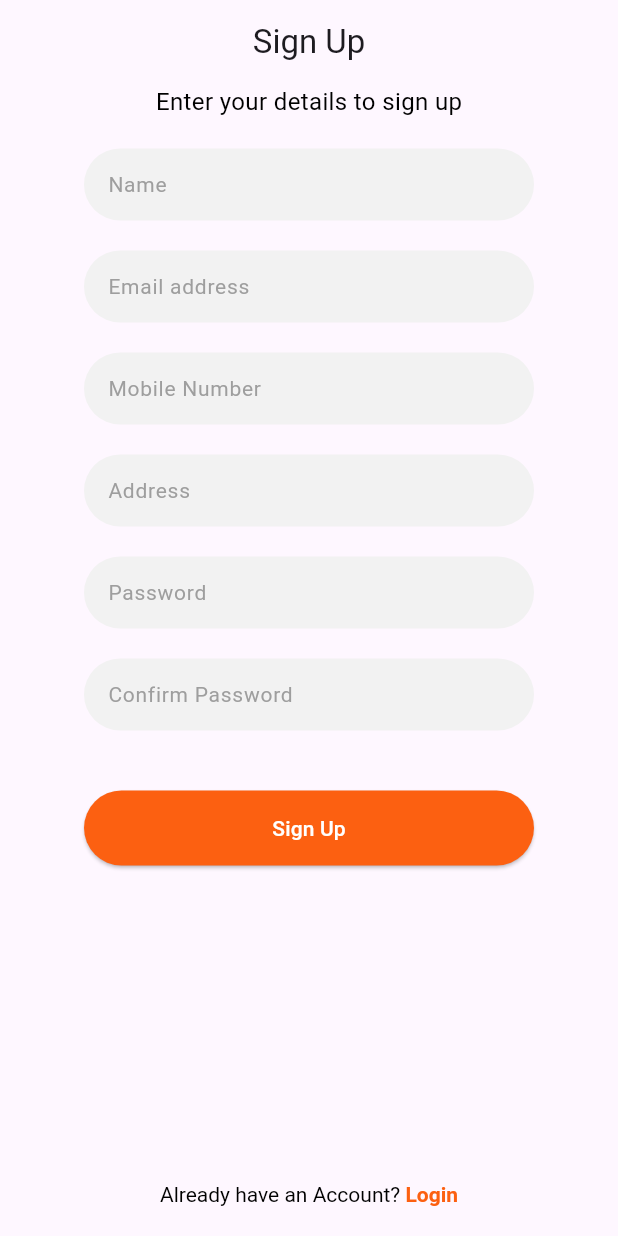
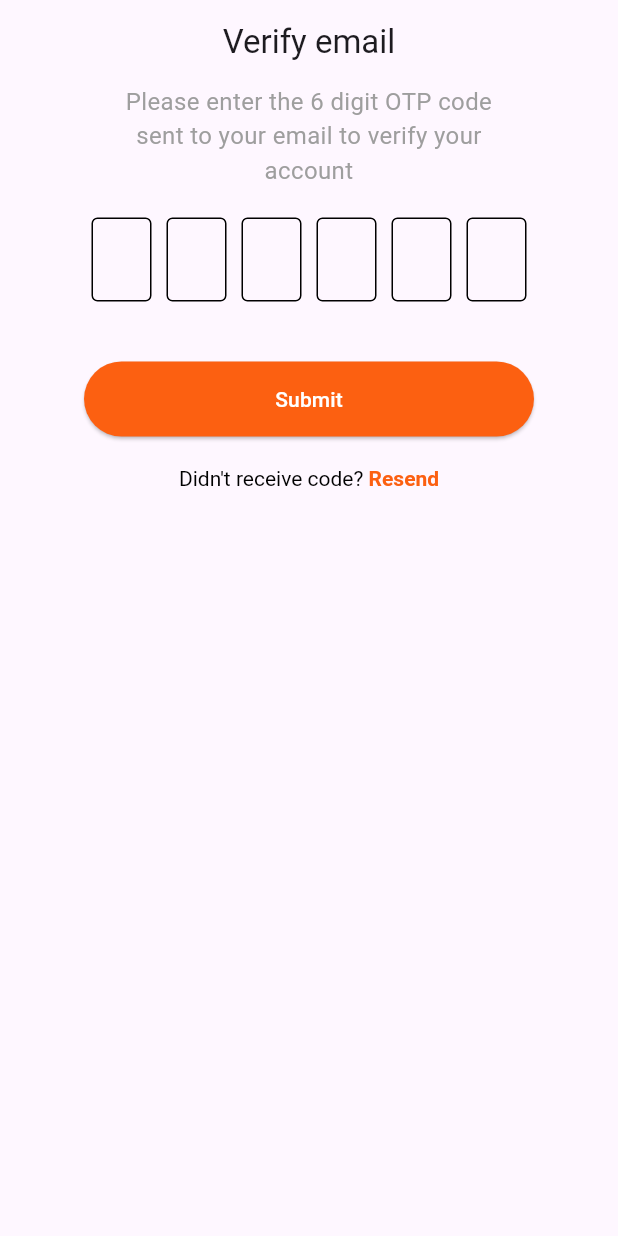
Before and after one commit to ShiblySohaib/EasyFood, a Flutter app: the SignupScreen screen opened directly, after a tap on "Sign Up", on a phone screen of 412 x 824 dp. Run offline on Flutter 3.47's test engine with Material 3 defaults, Android fonts, the phone set to English and light mode, and no system bars.

Commit message:
signup2 and forgotpass2

```diff
--- a/lib/forgotpass01.dart
+++ b/lib/forgotpass01.dart
@@ -1,10 +1,11 @@
 import 'package:easyfood_flutter/forgotpass03.dart';
 import 'package:flutter/material.dart';
 import 'package:easyfood_flutter/formField.dart';
-import 'customButton.dart';
+import 'package:easyfood_flutter/customButton.dart';
 import 'package:flutter/gestures.dart';
 import 'package:easyfood_flutter/login_screen.dart';
 import 'package:easyfood_flutter/animations.dart';
+import 'package:easyfood_flutter/forgotpass02.dart';
 
 class ForgotPass01 extends StatelessWidget {
   var addgap = SizedBox(height: 20);
@@ -22,18 +23,18 @@ class ForgotPass01 extends StatelessWidget {
           Container(
             width: 250,
             child: Text(
-              'Please enter your email to recieve a password reset link.',
+              'Please enter your email to recieve a verification code',
               softWrap: true,
               textAlign: TextAlign.center,
               style: TextStyle(
                 fontSize: 16,
-                color: Colors.black,
+                color: Colors.grey,
               ),
             ),
           ),
           addgap,
           addgap,
-          TextInput(hintText: 'Name'),
+          TextInput(hintText: 'Email'),
           addgap,
           Center(
             child: OrangeButton(
@@ -42,38 +43,12 @@ class ForgotPass01 extends StatelessWidget {
                 Navigator.push(
                   context,
                   SlideLeftAnimation(
-                      page: ForgotPass03(),
+                      page: ForgotPass02(),
                       duration: Duration(milliseconds: 300)),
                 );
               },
             ),
           ),
-          Spacer(),
-          RichText(
-            text: TextSpan(
-              text: "Already have an Account? ",
-              style: TextStyle(color: Colors.black),
-              children: <TextSpan>[
-                TextSpan(
-                  text: 'Login',
-                  style: TextStyle(
-                    color: Color(0xffFC6011),
-                    fontWeight: FontWeight.bold,
-                  ),
-                  recognizer: TapGestureRecognizer()
-                    ..onTap = () {
-                      Navigator.pushReplacement(
-                        context,
-                        SlideUpAnimation(
-                            page: LoginScreen(),
-                            duration: Duration(milliseconds: 400)),
-                      );
-                    },
-                ),
-              ],
-            ),
-          ),
-          addgap,
         ],
       ),
     );
--- /dev/null
+++ b/lib/signup02.dart
@@ -0,0 +1,107 @@
+import 'package:flutter/material.dart';
+import 'package:easyfood_flutter/customButton.dart';
+import 'package:easyfood_flutter/animations.dart';
+import 'package:flutter/gestures.dart';
+import 'package:easyfood_flutter/forgotpass03.dart';
+
+class SignUp02 extends StatelessWidget {
+  var addgap = SizedBox(height: 20);
+  final otpController = List.generate(6, (index) => TextEditingController());
+
+  @override
+  Widget build(BuildContext context) {
+    return Scaffold(
+      resizeToAvoidBottomInset: false,
+      appBar: AppBar(
+        title: Center(child: Text('Verify email')),
+        automaticallyImplyLeading: false,
+      ),
+      body: Column(
+        crossAxisAlignment: CrossAxisAlignment.center,
+        children: [
+          Center(
+            child: Container(
+              width: 250,
+              child: Text(
+                'Please enter the 6 digit OTP code sent to your email to verify your account',
+                softWrap: true,
+                textAlign: TextAlign.center,
+                style: TextStyle(
+                  fontSize: 16,
+                  color: Colors.grey,
+                ),
+              ),
+            ),
+          ),
+          addgap,
+          Row(
+            mainAxisAlignment: MainAxisAlignment.center,
+            children: [
+              for (var i = 0; i < 6; i++)
+                Container(
+                  width: 40,
+                  margin: EdgeInsets.symmetric(horizontal: 5),
+                  child: TextField(
+                    controller: otpController[i],
+                    textAlign: TextAlign.center,
+                    keyboardType: TextInputType.number,
+                    maxLength: 1,
+                    cursorColor: Colors.black, // Set the cursor color to black
+                    onChanged: (value) {
+                      if (value.isEmpty && i > 0) {
+                        FocusScope.of(context).previousFocus();
+                      } else if (value.isNotEmpty && i < 5) {
+                        FocusScope.of(context).nextFocus();
+                      }
+                    },
+                    decoration: InputDecoration(
+                      counterText: '',
+                      enabledBorder: OutlineInputBorder(
+                        borderSide: BorderSide(color: Colors.black),
+                      ),
+                      focusedBorder: OutlineInputBorder(
+                        borderSide: BorderSide(color: Color(0xffFC6011)),
+                      ),
+                    ),
+                  ),
+                ),
+            ],
+          ),
+          addgap,
+          addgap,
+          OrangeButton(
+            text: 'Submit',
+            onPressed: () {
+              //add motto1 here
+            },
+          ),
+          addgap,
+          RichText(
+            text: TextSpan(
+              text: "Didn't receive code?",
+              style: TextStyle(color: Colors.black),
+              children: <TextSpan>[
+                TextSpan(
+                  text: ' Resend',
+                  style: TextStyle(
+                    color: Color(0xffFC6011),
+                    fontWeight: FontWeight.bold,
+                  ),
+                  recognizer: TapGestureRecognizer()
+                    ..onTap = () {
+                      Navigator.pushReplacement(
+                        context,
+                        SlideUpAnimation(
+                            page: SignUp02(),
+                            duration: Duration(milliseconds: 400)),
+                      );
+                    },
+                ),
+              ],
+            ),
+          ),
+        ],
+      ),
+    );
+  }
+}
--- a/lib/signup_screen.dart
+++ b/lib/signup_screen.dart
@@ -1,3 +1,4 @@
+import 'package:easyfood_flutter/signup02.dart';
 import 'package:flutter/material.dart';
 import 'package:easyfood_flutter/formField.dart';
 import 'customButton.dart';
@@ -44,7 +45,12 @@ class SignupScreen extends StatelessWidget {
             child: OrangeButton(
               text: 'Sign Up',
               onPressed: () {
-                // Add your custom onPressed logic here
+                Navigator.push(
+                  context,
+                  SlideLeftAnimation(
+                      page: SignUp02(),
+                      duration: Duration(milliseconds: 300)),
+                );
               },
             ),
           ),
```
Also changed, not shown: lib/forgotpass02.dart (added, +112 -0 lines).
